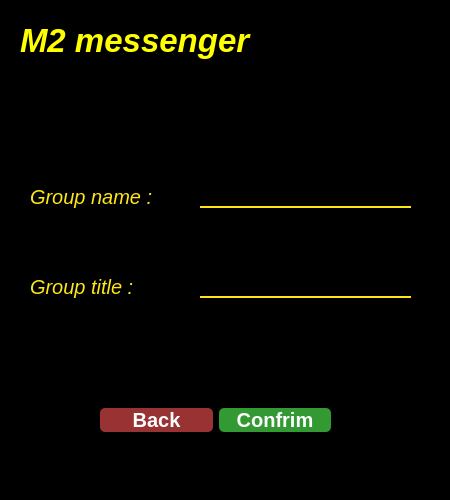
Qt form untitled/creategroup.ui (MohamadKhavaran/M2-Massenger) before a commit.
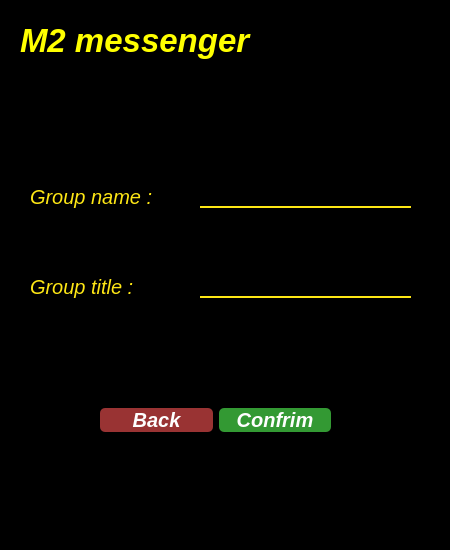
The same form after that commit. Icons and pictures are not drawn.

```diff
--- a/untitled/creategroup.ui
+++ b/untitled/creategroup.ui
@@ -7,7 +7,7 @@
     <x>0</x>
     <y>0</y>
     <width>450</width>
-    <height>500</height>
+    <height>550</height>
    </rect>
   </property>
   <property name="windowTitle">
@@ -15,7 +15,7 @@
   </property>
   <property name="styleSheet">
    <string notr="true">background-color:rgba(0, 0, 0, 255);
-color:rgb(255, 255, 255);</string>
+color:white;</string>
   </property>
   <widget class="QLabel" name="label_2">
    <property name="geometry">
@@ -177,6 +177,7 @@
       <property name="font">
        <font>
         <pointsize>15</pointsize>
+        <italic>true</italic>
         <bold>true</bold>
        </font>
       </property>
@@ -212,6 +213,7 @@
       <property name="font">
        <font>
         <pointsize>15</pointsize>
+        <italic>true</italic>
         <bold>true</bold>
        </font>
       </property>
```
